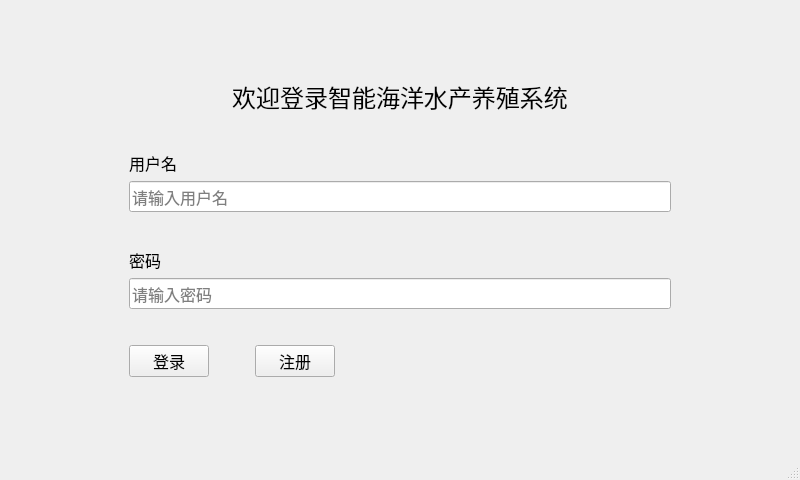
JinJieBeWater/oceanSystem, file login.ui: the form before one commit.
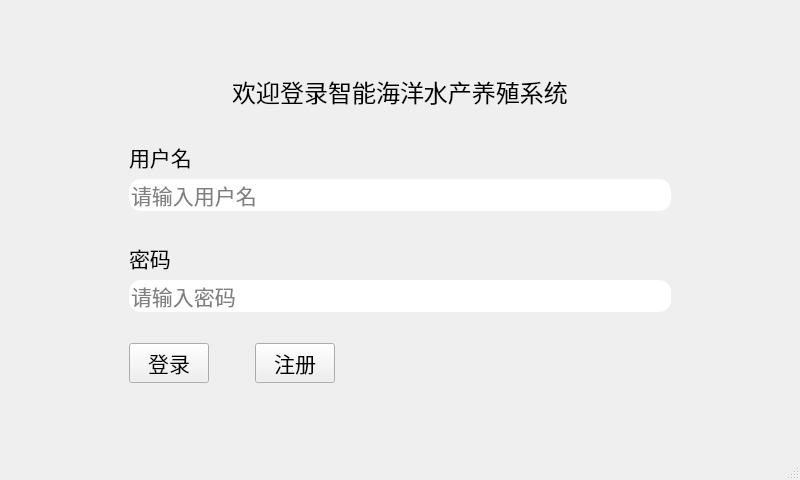
The form after the commit. Icons and pictures are not drawn.

Commit message: ✨ feat(ui): 更新登录界面，添加信号槽功能并调整样式

Patch:
```diff
--- a/login.ui
+++ b/login.ui
@@ -115,7 +115,7 @@
             <property name="font">
              <font>
               <family>隶书</family>
-              <pointsize>12</pointsize>
+              <pointsize>16</pointsize>
              </font>
             </property>
             <property name="text">
@@ -134,9 +134,12 @@
             <property name="font">
              <font>
               <family>隶书</family>
-              <pointsize>12</pointsize>
+              <pointsize>16</pointsize>
              </font>
             </property>
+            <property name="styleSheet">
+             <string notr="true">border-radius: 12px;</string>
+            </property>
             <property name="maxLength">
              <number>8</number>
             </property>
@@ -196,7 +199,7 @@
             <property name="font">
              <font>
               <family>隶书</family>
-              <pointsize>12</pointsize>
+              <pointsize>16</pointsize>
              </font>
             </property>
             <property name="text">
@@ -215,9 +218,12 @@
             <property name="font">
              <font>
               <family>隶书</family>
-              <pointsize>12</pointsize>
+              <pointsize>16</pointsize>
              </font>
             </property>
+            <property name="styleSheet">
+             <string notr="true">border-radius: 12px;</string>
+            </property>
             <property name="maxLength">
              <number>8</number>
             </property>
@@ -278,7 +284,7 @@
           <property name="font">
            <font>
             <family>隶书</family>
-            <pointsize>12</pointsize>
+            <pointsize>16</pointsize>
            </font>
           </property>
           <property name="text">
@@ -307,7 +313,7 @@
           <property name="font">
            <font>
             <family>隶书</family>
-            <pointsize>12</pointsize>
+            <pointsize>16</pointsize>
            </font>
           </property>
           <property name="text">
```
Left out of the diff: 4 changed lines with no effect on the pictures. The commit also changes 4 other files.
